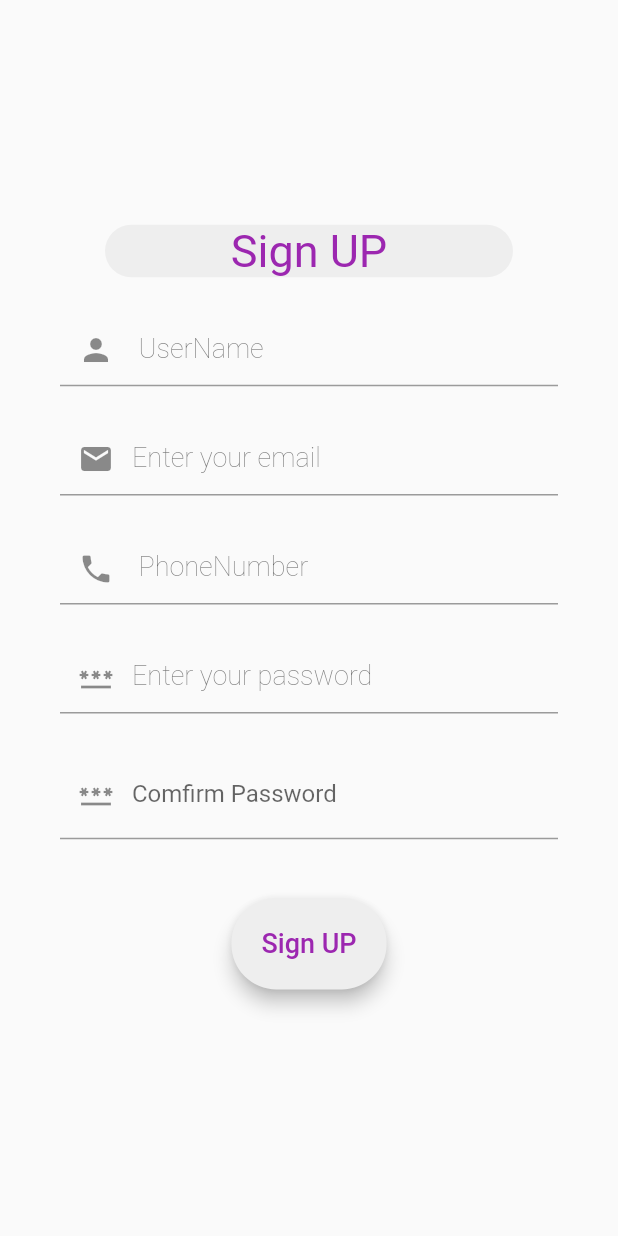
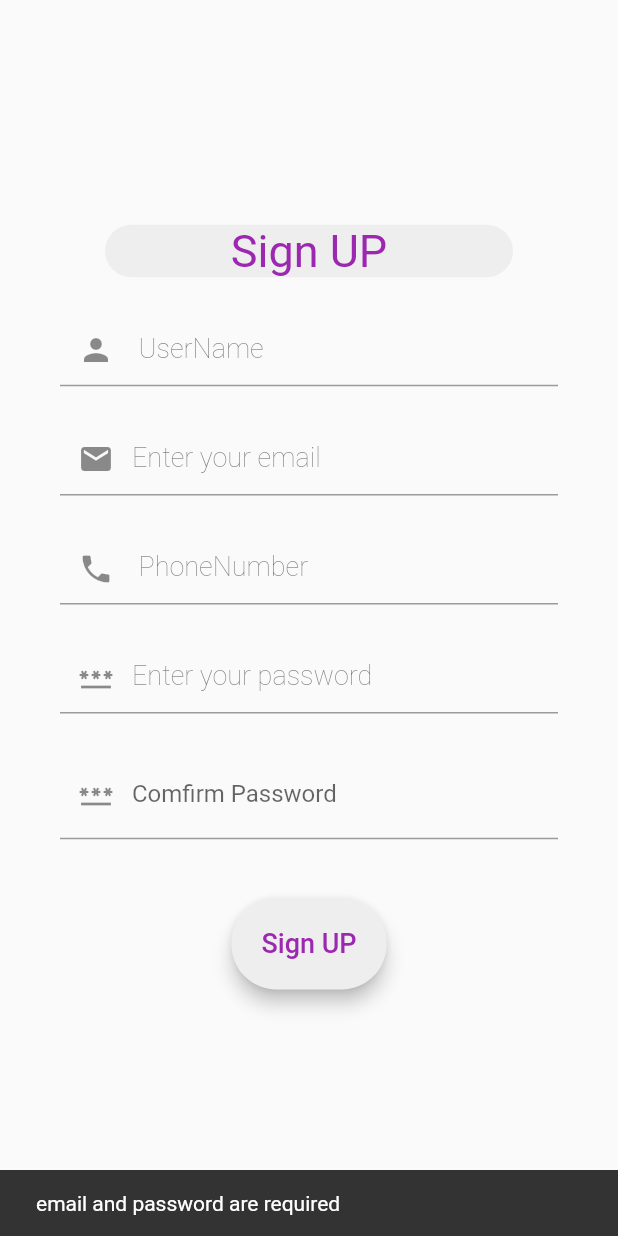
Before and after one commit to daliamansour11/Movies, a Flutter app: the SignUp screen opened directly, after a tap on "Sign UP", on a phone screen of 412 x 824 dp. Run offline on Flutter 3.47's test engine with Material 2 defaults, Android fonts, the phone set to English and light mode, and no system bars; our stand-ins replace firebase_auth, firebase_core, flutter_svg, fluttertoast, shared_preferences; accounts and stored records are empty.

Commit message:
edit_welcome

```diff
--- a/lib/views/SignUp/SignUp.dart
+++ b/lib/views/SignUp/SignUp.dart
@@ -32,6 +32,7 @@ class _SignUpState extends State<SignUp> {
   TextEditingController confirmpassController = new TextEditingController();
 
   TextEditingController userPhoneController = new TextEditingController();
+   final content="email and password are required";
 
   late String _email, _password;
 
@@ -71,7 +72,7 @@ class _SignUpState extends State<SignUp> {
                     // labelText: "UserEmail", //babel text
                     hintText: " UserName ", //hint text
                     prefixIcon: Icon(Icons.person), //prefix iocn
-                    hintStyle: TextStyle(fontSize: 18, fontWeight: FontWeight.w100), //hint text style
+                    hintStyle: TextStyle(fontSize: 18, fontWeight: FontWeight.w200), //hint text style
                     // labelStyle: TextStyle(fontSize: 13, color: Colors.redAccent), //label style
                   )
               )
@@ -93,7 +94,7 @@ class _SignUpState extends State<SignUp> {
                     // labelText: "UserEmail", //babel text
                     hintText: "Enter your email", //hint text
                     prefixIcon: Icon(Icons.email), //prefix iocn
-                    hintStyle: TextStyle(fontSize: 18, fontWeight: FontWeight.w100), //hint text style
+                    hintStyle: TextStyle(fontSize: 18, fontWeight: FontWeight.w200), //hint text style
                     labelStyle: TextStyle(fontSize: 13, color: Colors.redAccent), //label style
                   )
 
@@ -109,7 +110,7 @@ class _SignUpState extends State<SignUp> {
                 // labelText: "UserEmail", //babel text
                 hintText: " PhoneNumber", //hint text
                 prefixIcon: Icon(Icons.phone), //prefix iocn
-                hintStyle: TextStyle(fontSize: 18, fontWeight: FontWeight.w100), //hint text style
+                hintStyle: TextStyle(fontSize: 18, fontWeight: FontWeight.w200), //hint text style
                 // labelStyle: TextStyle(fontSize: 13, color: Colors.redAccent), //label style
 
               )
@@ -136,7 +137,7 @@ class _SignUpState extends State<SignUp> {
                     // labelText: "password", //babel text
                     hintText: "Enter your password", //hint text
                     prefixIcon: Icon(Icons.password), //prefix iocn
-                    hintStyle: TextStyle(fontSize: 18, fontWeight: FontWeight.w100), //hint text style
+                    hintStyle: TextStyle(fontSize: 18, fontWeight: FontWeight.w200), //hint text style
                     labelStyle: TextStyle(fontSize: 13, color: Colors.redAccent), //label style
                   )
 
@@ -156,7 +157,7 @@ class _SignUpState extends State<SignUp> {
                   decoration: InputDecoration(
                     labelText: "Comfirm Password", //babel text
                     prefixIcon: Icon(Icons.password), //prefix iocn
-                    hintStyle: TextStyle(fontSize: 18, fontWeight: FontWeight.w100), //hint text style//
+                    hintStyle: TextStyle(fontSize: 18, fontWeight: FontWeight.w200), //hint text style//
                     // labelStyle: TextStyle(fontSize: 13, color: Colors.redAccent), //label style
                   )
 
@@ -187,7 +188,12 @@ class _SignUpState extends State<SignUp> {
                 sharedPrefs.setString("username", userNameController.text);
                 sharedPrefs.setString("phone", userPhoneController.text);
                 sharedPrefs.setString("comfirmedpassword",passwordController.text);
-               signup(context,_email = userEmailController.text,_password= passwordController.text);
+                if(userEmailController.text .isEmpty||userEmailController.text==null && passwordController.text .isEmpty||passwordController.text==null){
+                  showSnackBar(context,content);
+                }else{
+                  signup(context,_email = userEmailController.text,_password= passwordController.text);
+
+                }
 
                 },
               child: Text(
@@ -233,6 +239,14 @@ class _SignUpState extends State<SignUp> {
     });
   }
 
+  void showSnackBar(BuildContext context, String content) {
+    ScaffoldMessenger.of(context).showSnackBar(
+      SnackBar(
+        content: Text(content),
+      ),
+    );
+  }
+
   //    Future singUpToFireBase(context, name, email, password, phone) async {
   //
   //    await FirebaseAuth.instance.createUserWithEmailAndPassword(
```
Also changed, not shown: lib/views/Login/Login.dart (+13 -5 lines).
